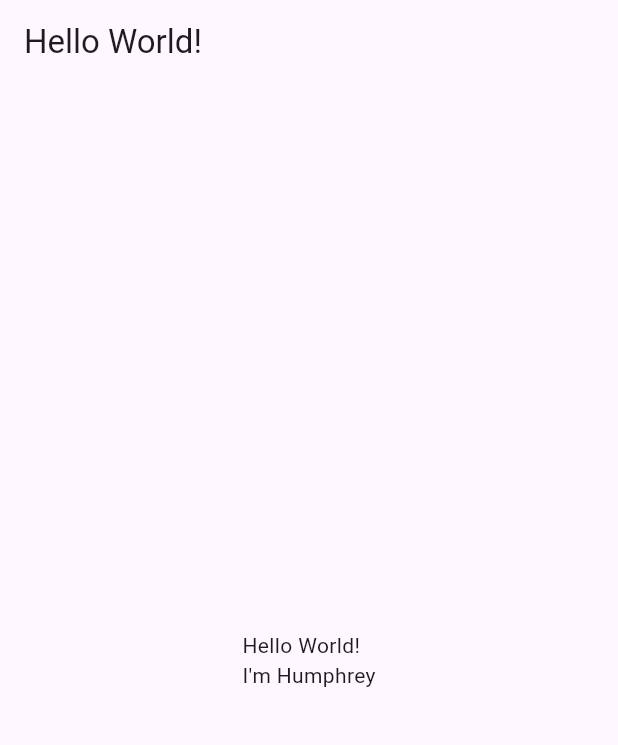
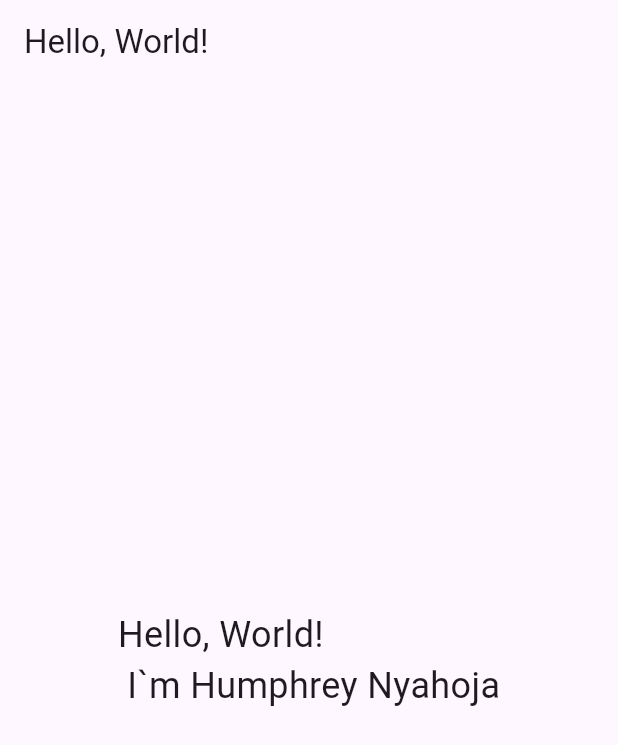
Before and after one commit to 1772hojaz/first_android_app, a Flutter app: the screen it shows after launch, on a phone screen of 412 x 824 dp. Shown: the top 745 px of the screen. Run offline on Flutter 3.47's test engine with Material 3 defaults, Android fonts, the phone set to English and light mode, and no system bars.

Commit message:
increaing text size

```diff
--- a/hello_world/lib/main.dart
+++ b/hello_world/lib/main.dart
@@ -1,27 +1,20 @@
 import 'package:flutter/material.dart';
 
 void main() {
-  runApp(const MyApp());
+  runApp(MyApp());
 }
 
-
 class MyApp extends StatelessWidget {
-  const MyApp({super.key});
-
   @override
   Widget build(BuildContext context) {
     return MaterialApp(
-      title: 'Flutter Demo',
-      theme: ThemeData(
-        colorScheme: ColorScheme.fromSeed(seedColor: Colors.deepPurple),
-        useMaterial3: true,
-      ),
+      title: 'Hello, World!',
       home: Scaffold(
         appBar: AppBar(
-          title: Text('Hello World!'),
+          title: Text('Hello, World!'),
         ),
         body: Center(
-          child: Text('Hello World!\nI\'m Humphrey'),
+          child: Text('Hello, World!\n I`m Humphrey Nyahoja', style: TextStyle(fontSize: 24)),
         ),
       ),
     );
```
